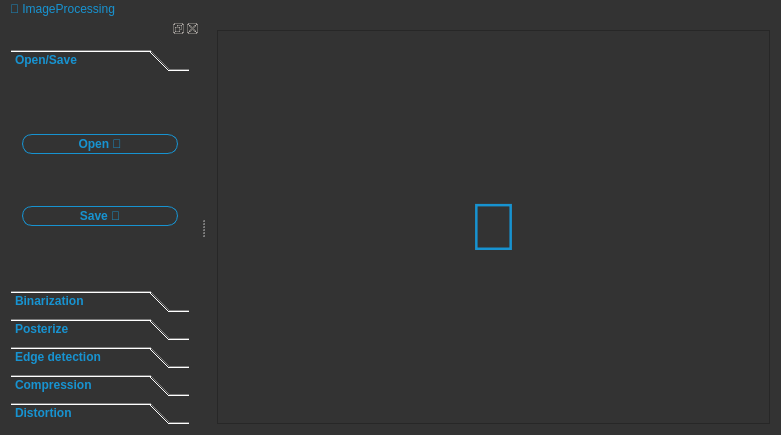
This is qt/ImageProcessing/mainwindow.ui in mrdakj/image_processing as Qt 5 draws it before an edit. The edited form follows.
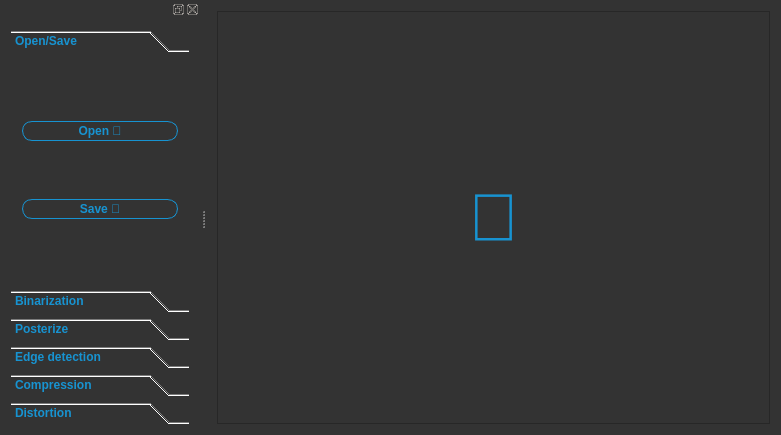
This is the edited form. Custom widgets are drawn as their Qt base class.

Commit message: opencv installation, menu bar removed

What changed in the file:
```diff
--- a/qt/ImageProcessing/mainwindow.ui
+++ b/qt/ImageProcessing/mainwindow.ui
@@ -19,10 +19,16 @@
   <property name="font">
    <font>
     <pointsize>50</pointsize>
+    <weight>50</weight>
+    <italic>false</italic>
+    <bold>false</bold>
    </font>
   </property>
   <property name="windowTitle">
-   <string>MainWindow</string>
+   <string>&gt;_ImageProcessing</string>
+  </property>
+  <property name="autoFillBackground">
+   <bool>false</bool>
   </property>
   <property name="styleSheet">
    <string notr="true">#MainWindow {
@@ -48,7 +54,10 @@
 
 QMenuBar {
 	font: 75 14pt &quot;Terminus (TTF)&quot;;
+	color : #1793D1;
+	background: #333333;
 }
+
 </string>
   </property>
   <widget class="QWidget" name="centralWidget">
@@ -150,7 +159,7 @@
    <property name="minimumSize">
     <size>
      <width>200</width>
-     <height>319</height>
+     <height>348</height>
     </size>
    </property>
    <property name="autoFillBackground">
@@ -212,7 +221,7 @@
           <x>0</x>
           <y>0</y>
           <width>182</width>
-          <height>78</height>
+          <height>102</height>
          </rect>
         </property>
         <property name="styleSheet">
@@ -425,22 +434,6 @@
     </layout>
    </widget>
   </widget>
-  <widget class="QMenuBar" name="menuBar">
-   <property name="geometry">
-    <rect>
-     <x>0</x>
-     <y>0</y>
-     <width>781</width>
-     <height>26</height>
-    </rect>
-   </property>
-   <widget class="QMenu" name="menuIP">
-    <property name="title">
-     <string> ImageProcessing</string>
-    </property>
-   </widget>
-   <addaction name="menuIP"/>
-  </widget>
  </widget>
  <layoutdefault spacing="6" margin="11"/>
  <customwidgets>
```
Left out of the diff: 11 changed lines with no effect on the pictures. The commit also changes 12 other files.
